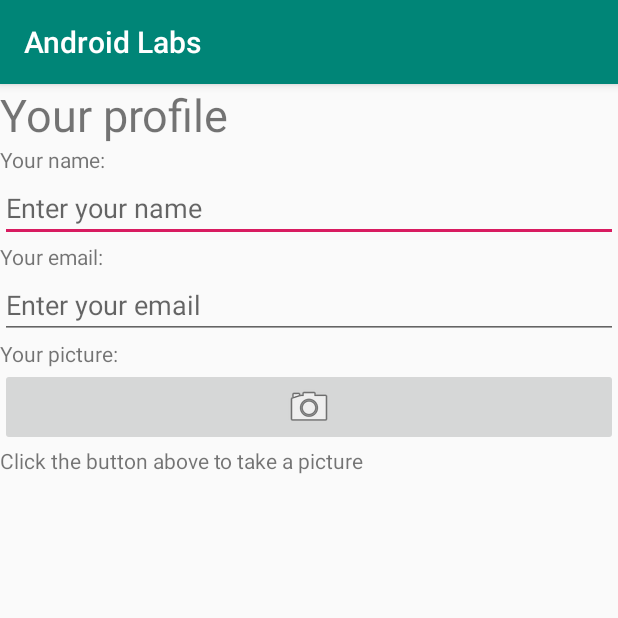
After one commit to wolejnr/CST2335, an Android app: the ProfileActivity screen opened directly, with no data from a screen before it, on a phone screen of 412 x 824 dp, the top half of it. The commit adds this screen. Run offline under Robolectric (Android 15) with nearby library versions, the phone set to English and light mode, and no system bars.

Commit message:
Finished Lab 3

```diff
--- a/app/src/main/AndroidManifest.xml
+++ b/app/src/main/AndroidManifest.xml
@@ -1,6 +1,9 @@
 <?xml version="1.0" encoding="utf-8"?>
 <manifest xmlns:android="http://schemas.android.com/apk/res/android"
     package="com.example.androidlabs">
+
+    <!--  For Image Capture  -->
+    <uses-feature android:name="android.hardware.camera" android:required="true" />
 
     <application
         android:allowBackup="true"
@@ -9,6 +12,7 @@
         android:roundIcon="@mipmap/ic_launcher_round"
         android:supportsRtl="true"
         android:theme="@style/AppTheme">
+        <activity android:name=".ProfileActivity"></activity>
         <activity android:name=".MainActivity">
             <intent-filter>
                 <action android:name="android.intent.action.MAIN" />
--- /dev/null
+++ b/app/src/main/java/com/example/androidlabs/ProfileActivity.java
@@ -0,0 +1,93 @@
+package com.example.androidlabs;
+
+import androidx.appcompat.app.AppCompatActivity;
+
+import android.content.Intent;
+import android.graphics.Bitmap;
+import android.os.Bundle;
+import android.provider.MediaStore;
+import android.view.View;
+import android.widget.Button;
+import android.widget.EditText;
+import android.widget.ImageButton;
+import android.util.*;
+
+public class ProfileActivity extends AppCompatActivity {
+
+    private EditText editTextName;
+    private EditText editTextEmailR;
+    private ImageButton buttonSnap;
+
+    static final int REQUEST_IMAGE_CAPTURE = 1;
+    public static final String ACTIVITY_NAME = "PROFILE_ACTIVITY";
+
+    @Override
+    protected void onCreate(Bundle savedInstanceState) {
+        super.onCreate(savedInstanceState);
+        setContentView(R.layout.activity_profile);
+
+        Log.e(ACTIVITY_NAME, " in function: " + "onCreate");
+
+        editTextName = (EditText) findViewById(R.id.editTextName);
+        editTextEmailR = (EditText) findViewById(R.id.editTextEmailR);
+        buttonSnap = (ImageButton) findViewById(R.id.buttonSnap);
+
+        // get intent from MainActivity
+        Intent mainIntent = getIntent();
+        editTextEmailR.setText(mainIntent.getStringExtra("email"));
+
+        buttonSnap.setOnClickListener(new View.OnClickListener() {
+            @Override
+            public void onClick(View view) {
+                dispatchTakePictureIntent();
+            }
+        });
+    }
+
+    private void dispatchTakePictureIntent() {
+        Intent takePictureIntent = new Intent(MediaStore.ACTION_IMAGE_CAPTURE);
+        if (takePictureIntent.resolveActivity(getPackageManager()) != null) {
+            startActivityForResult(takePictureIntent, REQUEST_IMAGE_CAPTURE);
+        }
+    }
+
+    @Override
+    protected void onActivityResult(int requestCode, int resultCode, Intent data) {
+        Log.e(ACTIVITY_NAME, " in function: " + "onActivityResult");
+        if (requestCode == REQUEST_IMAGE_CAPTURE && resultCode == RESULT_OK) {
+            Bundle extras = data.getExtras();
+            Bitmap imageBitmap = (Bitmap) extras.get("data");
+            buttonSnap.setImageBitmap(imageBitmap);
+        }
+    }
+
+    @Override
+    protected void onStart() {
+        super.onStart();
+        Log.e(ACTIVITY_NAME, " in function: " + "onStart");
+    }
+
+    @Override
+    protected void onStop() {
+        super.onStop();
+        Log.e(ACTIVITY_NAME, " in function: " + "onStop");
+    }
+
+    @Override
+    protected void onDestroy() {
+        super.onDestroy();
+        Log.e(ACTIVITY_NAME, " in function: " + "onDestroy");
+    }
+
+    @Override
+    protected void onPause() {
+        super.onPause();
+        Log.e(ACTIVITY_NAME, " in function: " + "onPause");
+    }
+
+    @Override
+    protected void onResume() {
+        super.onResume();
+        Log.e(ACTIVITY_NAME, " in function: " + "onResume");
+    }
+}
--- /dev/null
+++ b/app/src/main/res/layout/activity_profile.xml
@@ -0,0 +1,63 @@
+<?xml version="1.0" encoding="utf-8"?>
+<LinearLayout xmlns:android="http://schemas.android.com/apk/res/android"
+    xmlns:app="http://schemas.android.com/apk/res-auto"
+    xmlns:tools="http://schemas.android.com/tools"
+    android:layout_width="match_parent"
+    android:layout_height="match_parent"
+    tools:context=".ProfileActivity"
+    android:orientation="vertical">
+
+
+    <TextView
+        android:id="@+id/textView4"
+        android:layout_width="match_parent"
+        android:layout_height="wrap_content"
+        android:text="@string/yourProfile"
+        android:textSize="30sp"/>
+
+    <TextView
+        android:id="@+id/textView5"
+        android:layout_width="match_parent"
+        android:layout_height="wrap_content"
+        android:text="@string/yourName" />
+
+    <EditText
+        android:id="@+id/editTextName"
+        android:layout_width="match_parent"
+        android:layout_height="wrap_content"
+        android:ems="10"
+        android:inputType="textPersonName"
+        android:hint="@string/enterYourName" />
+
+    <TextView
+        android:id="@+id/textView6"
+        android:layout_width="match_parent"
+        android:layout_height="wrap_content"
+        android:text="@string/yourEmail" />
+
+    <EditText
+        android:id="@+id/editTextEmailR"
+        android:layout_width="match_parent"
+        android:layout_height="wrap_content"
+        android:ems="10"
+        android:inputType="textEmailAddress"
+        android:hint="@string/enterYourEmail"/>
+
+    <TextView
+        android:id="@+id/textView7"
+        android:layout_width="match_parent"
+        android:layout_height="wrap_content"
+        android:text="@string/yourPicture" />
+
+    <ImageButton
+        android:id="@+id/buttonSnap"
+        android:layout_width="match_parent"
+        android:layout_height="wrap_content"
+        app:srcCompat="@android:drawable/ic_menu_camera" />
+
+    <TextView
+        android:id="@+id/textView8"
+        android:layout_width="match_parent"
+        android:layout_height="wrap_content"
+        android:text="@string/clickButtonAbove" />
+</LinearLayout>
--- a/app/src/main/res/values/strings.xml
+++ b/app/src/main/res/values/strings.xml
@@ -7,4 +7,15 @@
     <string name="checkBoxText">Check this out!</string>
     <string name="switchText">Switch on / off</string>
     <string name="hint_message">Type here</string>
+    <string name="emailTextView">Enter your email address:</string>
+    <string name="emailTextEdit">Type email here</string>
+    <string name="passwordTextView">Type your password:</string>
+    <string name="loginButton">LOGIN</string>
+    <string name="yourProfile">Your profile</string>
+    <string name="yourName">Your name:</string>
+    <string name="enterYourName">Enter your name</string>
+    <string name="yourEmail">Your email:</string>
+    <string name="enterYourEmail">Enter your email</string>
+    <string name="yourPicture">Your picture:</string>
+    <string name="clickButtonAbove">Click the button above to take a picture</string>
 </resources>
```
Also changed, not shown: app/src/main/java/com/example/androidlabs/MainActivity.java (+50 -1 lines), app/src/main/res/layout/activity_biodata.xml (added, +38 -0 lines), 2 other files.
